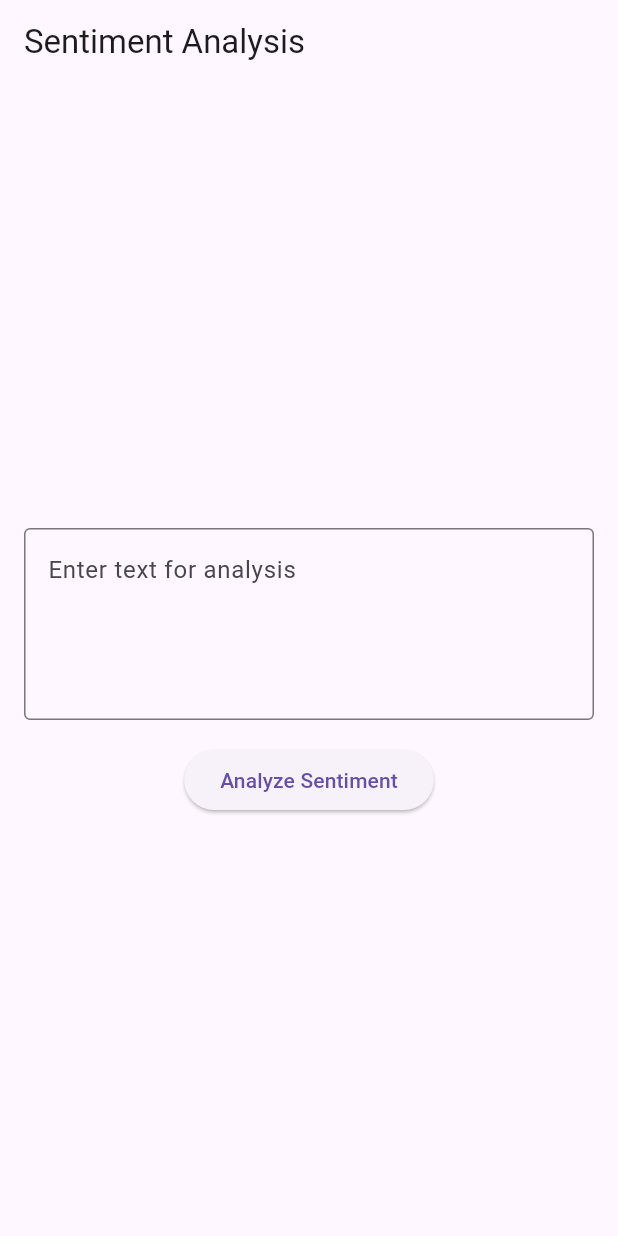
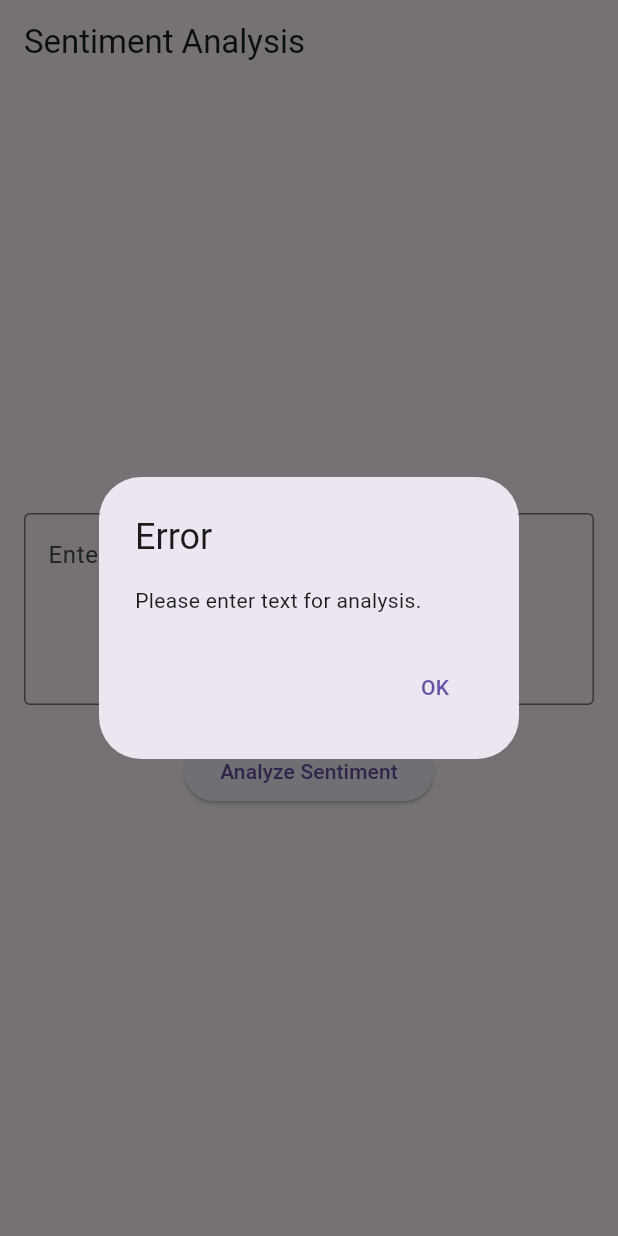
Before and after one commit to avanishjha/sentiscope-application, a Flutter app: the screen it shows after launch, after a tap on "Analyze Sentiment", on a phone screen of 412 x 824 dp. Run offline on Flutter 3.47's test engine with Material 3 defaults, Android fonts, the phone set to English and light mode, and no system bars.

Commit message:
Sample Flutter App integration

```diff
--- a/sentiment_analysis_app/lib/main.dart
+++ b/sentiment_analysis_app/lib/main.dart
@@ -1,4 +1,6 @@
+import 'dart:convert';
 import 'package:flutter/material.dart';
+import 'package:http/http.dart' as http;
 
 void main() {
   runApp(SentimentAnalysisApp());
@@ -18,31 +20,106 @@ class SentimentAnalysisApp extends StatelessWidget {
   }
 }
 
-class HomeScreen extends StatelessWidget {
+class HomeScreen extends StatefulWidget {
+  @override
+  _HomeScreenState createState() => _HomeScreenState();
+}
+
+class _HomeScreenState extends State<HomeScreen> {
+  final TextEditingController _controller = TextEditingController();
+  bool _isLoading = false;
+
+  Future<Map<String, dynamic>> analyzeSentiment(String review) async {
+    final String apiUrl =
+        "https://asia-south1-final-year-sentiscope.cloudfunctions.net/sentiscope-1";
+    final response = await http.post(
+      Uri.parse(apiUrl),
+      headers: {
+        'Content-Type': 'application/json',
+      },
+      body: jsonEncode({"review": review}),
+    );
+
+    if (response.statusCode == 200) {
+      return jsonDecode(response.body);
+    } else {
+      throw Exception('Failed to load analysis');
+    }
+  }
+
+  void _handleAnalysis() async {
+    if (_controller.text.isEmpty) {
+      _showDialog('Error', 'Please enter text for analysis.');
+      return;
+    }
+
+    setState(() {
+      _isLoading = true;
+    });
+
+    try {
+      final Map<String, dynamic> result =
+          await analyzeSentiment(_controller.text);
+      setState(() {
+        _isLoading = false;
+      });
+      _showDialog(
+          'Analysis Result',
+          'Sentiment: ${result['sentiment']}\n'
+              'Probabilities:\n'
+              'Negative: ${result['probabilities']['Negative']}%\n'
+              'Neutral: ${result['probabilities']['Neutral']}%\n'
+              'Positive: ${result['probabilities']['Positive']}%');
+    } catch (e) {
+      setState(() {
+        _isLoading = false;
+      });
+      _showDialog('Error', 'Failed to analyze sentiment. Please try again.');
+    }
+  }
+
+  void _showDialog(String title, String content) {
+    showDialog(
+      context: context,
+      builder: (context) => AlertDialog(
+        title: Text(title),
+        content: Text(content),
+        actions: <Widget>[
+          TextButton(
+            child: Text('OK'),
+            onPressed: () {
+              Navigator.of(context).pop();
+            },
+          ),
+        ],
+      ),
+    );
+  }
+
   @override
   Widget build(BuildContext context) {
     return Scaffold(
       appBar: AppBar(
         title: Text('Sentiment Analysis'),
       ),
-      body: Center(
+      body: Padding(
+        padding: const EdgeInsets.all(16.0),
         child: Column(
           mainAxisAlignment: MainAxisAlignment.center,
           children: <Widget>[
-            Padding(
-              padding: const EdgeInsets.all(16.0),
-              child: TextField(
+            TextField(
+              controller: _controller,
               decoration: InputDecoration(
                 hintText: 'Enter text for analysis',
                 border: OutlineInputBorder(),
               ),
               maxLines: 4,
             ),
-            ),
-            ElevatedButton(
-              onPressed: () {
-                // Trigger sentiment analysis
-              },
+            SizedBox(height: 20),
+            _isLoading
+                ? CircularProgressIndicator()
+                : ElevatedButton(
+                    onPressed: _handleAnalysis,
                     child: Text('Analyze Sentiment'),
                   ),
           ],
--- a/sentiment_analysis_app/pubspec.yaml
+++ b/sentiment_analysis_app/pubspec.yaml
@@ -30,6 +30,8 @@ environment:
 dependencies:
   flutter:
     sdk: flutter
+  http: ^1.2.0
+  flutter_dotenv: ^5.0.2
 
 
   # The following adds the Cupertino Icons font to your application.
```
Also changed, not shown: sentiment_analysis_app/pubspec.lock, 1 other file. Lines whose indentation alone changed are shown as unchanged.
